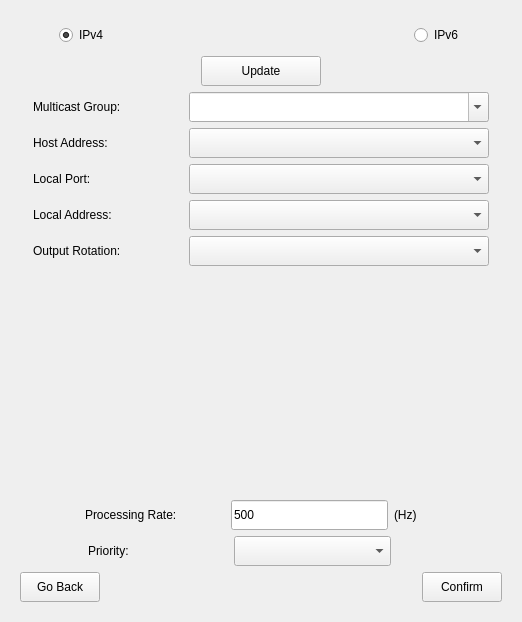
The window that src/mocap_manager.ui (YevheniiKovryzhenko/KGroundControl) describes before a commit, drawn with Qt 5.
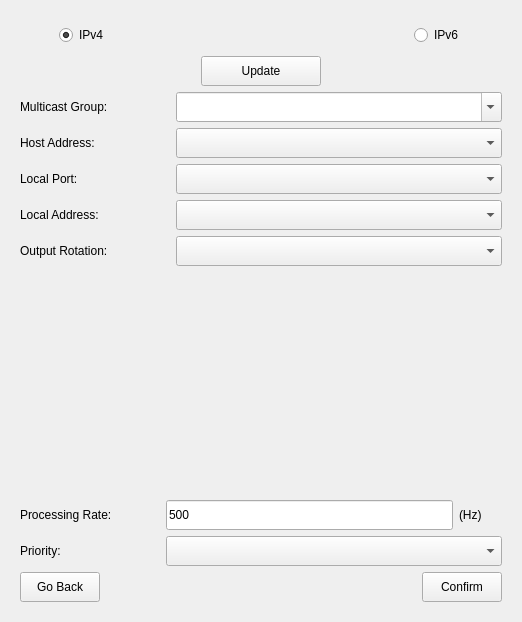
The same window after the commit. The open tabs and pages were chosen to show the change.

```diff
--- a/src/mocap_manager.ui
+++ b/src/mocap_manager.ui
@@ -330,22 +330,9 @@
           </layout>
          </item>
          <item>
-          <layout class="QHBoxLayout" name="horizontalLayout_45">
-           <item>
-            <spacer name="horizontalSpacer_95">
-             <property name="orientation">
-              <enum>Qt::Horizontal</enum>
-             </property>
-             <property name="sizeHint" stdset="0">
-              <size>
-               <width>20</width>
-               <height>20</height>
-              </size>
-             </property>
-            </spacer>
-           </item>
-           <item>
-            <widget class="QLabel" name="textBrowser_42">
+          <layout class="QGridLayout" name="gridLayout">
+           <item row="4" column="1">
+            <widget class="QLabel" name="textBrowser_45">
              <property name="sizePolicy">
               <sizepolicy hsizetype="Minimum" vsizetype="Fixed">
                <horstretch>0</horstretch>
@@ -359,14 +346,76 @@
               </size>
              </property>
              <property name="text">
-              <string>Multicast Group:</string>
+              <string>Local Address:</string>
              </property>
              <property name="alignment">
               <set>Qt::AlignLeading|Qt::AlignLeft|Qt::AlignVCenter</set>
              </property>
             </widget>
            </item>
-           <item>
+           <item row="3" column="2">
+            <widget class="QComboBox" name="cmbx_local_port">
+             <property name="sizePolicy">
+              <sizepolicy hsizetype="MinimumExpanding" vsizetype="Maximum">
+               <horstretch>30</horstretch>
+               <verstretch>0</verstretch>
+              </sizepolicy>
+             </property>
+             <property name="minimumSize">
+              <size>
+               <width>300</width>
+               <height>30</height>
+              </size>
+             </property>
+             <property name="maximumSize">
+              <size>
+               <width>16777215</width>
+               <height>16777215</height>
+              </size>
+             </property>
+             <property name="baseSize">
+              <size>
+               <width>0</width>
+               <height>0</height>
+              </size>
+             </property>
+             <property name="sizeAdjustPolicy">
+              <enum>QComboBox::AdjustToContents</enum>
+             </property>
+            </widget>
+           </item>
+           <item row="5" column="2">
+            <widget class="QComboBox" name="cmbx_connection_rotation">
+             <property name="sizePolicy">
+              <sizepolicy hsizetype="Minimum" vsizetype="Maximum">
+               <horstretch>30</horstretch>
+               <verstretch>0</verstretch>
+              </sizepolicy>
+             </property>
+             <property name="minimumSize">
+              <size>
+               <width>300</width>
+               <height>30</height>
+              </size>
+             </property>
+             <property name="maximumSize">
+              <size>
+               <width>16777215</width>
+               <height>16777215</height>
+              </size>
+             </property>
+             <property name="baseSize">
+              <size>
+               <width>0</width>
+               <height>0</height>
+              </size>
+             </property>
+             <property name="sizeAdjustPolicy">
+              <enum>QComboBox::AdjustToContents</enum>
+             </property>
+            </widget>
+           </item>
+           <item row="1" column="2">
             <widget class="QComboBox" name="cmbx_multicast_address">
              <property name="sizePolicy">
               <sizepolicy hsizetype="MinimumExpanding" vsizetype="Maximum">
@@ -382,7 +431,7 @@
              </property>
              <property name="maximumSize">
               <size>
-               <width>500</width>
+               <width>16777215</width>
                <height>16777215</height>
               </size>
              </property>
@@ -394,37 +443,7 @@
              </property>
             </widget>
            </item>
-           <item>
-            <spacer name="horizontalSpacer_96">
-             <property name="orientation">
-              <enum>Qt::Horizontal</enum>
-             </property>
-             <property name="sizeHint" stdset="0">
-              <size>
-               <width>20</width>
-               <height>20</height>
-              </size>
-             </property>
-            </spacer>
-           </item>
-          </layout>
-         </item>
-         <item>
-          <layout class="QHBoxLayout" name="horizontalLayout_46">
-           <item>
-            <spacer name="horizontalSpacer_97">
-             <property name="orientation">
-              <enum>Qt::Horizontal</enum>
-             </property>
-             <property name="sizeHint" stdset="0">
-              <size>
-               <width>20</width>
-               <height>20</height>
-              </size>
-             </property>
-            </spacer>
-           </item>
-           <item>
+           <item row="2" column="1">
             <widget class="QLabel" name="textBrowser_43">
              <property name="sizePolicy">
               <sizepolicy hsizetype="Minimum" vsizetype="Fixed">
@@ -446,7 +465,7 @@
              </property>
             </widget>
            </item>
-           <item>
+           <item row="2" column="2">
             <widget class="QComboBox" name="cmbx_host_address">
              <property name="sizePolicy">
               <sizepolicy hsizetype="MinimumExpanding" vsizetype="Maximum">
@@ -462,7 +481,7 @@
              </property>
              <property name="maximumSize">
               <size>
-               <width>500</width>
+               <width>16777215</width>
                <height>16777215</height>
               </size>
              </property>
@@ -472,208 +491,15 @@
                <height>0</height>
               </size>
              </property>
-             <property name="sizeAdjustPolicy">
-              <enum>QComboBox::AdjustToContents</enum>
+             <property name="editable">
+              <bool>false</bool>
              </property>
-            </widget>
-           </item>
-           <item>
-            <spacer name="horizontalSpacer_98">
-             <property name="orientation">
-              <enum>Qt::Horizontal</enum>
-             </property>
-             <property name="sizeHint" stdset="0">
-              <size>
-               <width>20</width>
-               <height>20</height>
-              </size>
-             </property>
-            </spacer>
-           </item>
-          </layout>
-         </item>
-         <item>
-          <layout class="QHBoxLayout" name="horizontalLayout_47">
-           <item>
-            <spacer name="horizontalSpacer_99">
-             <property name="orientation">
-              <enum>Qt::Horizontal</enum>
-             </property>
-             <property name="sizeHint" stdset="0">
-              <size>
-               <width>20</width>
-               <height>20</height>
-              </size>
-             </property>
-            </spacer>
-           </item>
-           <item>
-            <widget class="QLabel" name="textBrowser_44">
-             <property name="sizePolicy">
-              <sizepolicy hsizetype="Minimum" vsizetype="Fixed">
-               <horstretch>0</horstretch>
-               <verstretch>0</verstretch>
-              </sizepolicy>
-             </property>
-             <property name="minimumSize">
-              <size>
-               <width>150</width>
-               <height>30</height>
-              </size>
-             </property>
-             <property name="text">
-              <string>Local Port:</string>
-             </property>
-             <property name="alignment">
-              <set>Qt::AlignLeading|Qt::AlignLeft|Qt::AlignVCenter</set>
-             </property>
-            </widget>
-           </item>
-           <item>
-            <widget class="QComboBox" name="cmbx_local_port">
-             <property name="sizePolicy">
-              <sizepolicy hsizetype="MinimumExpanding" vsizetype="Maximum">
-               <horstretch>30</horstretch>
-               <verstretch>0</verstretch>
-              </sizepolicy>
-             </property>
-             <property name="minimumSize">
-              <size>
-               <width>300</width>
-               <height>30</height>
-              </size>
-             </property>
-             <property name="maximumSize">
-              <size>
-               <width>500</width>
-               <height>16777215</height>
-              </size>
-             </property>
-             <property name="baseSize">
-              <size>
-               <width>0</width>
-               <height>0</height>
-              </size>
-             </property>
              <property name="sizeAdjustPolicy">
               <enum>QComboBox::AdjustToContents</enum>
              </property>
             </widget>
            </item>
-           <item>
-            <spacer name="horizontalSpacer_100">
-             <property name="orientation">
-              <enum>Qt::Horizontal</enum>
-             </property>
-             <property name="sizeHint" stdset="0">
-              <size>
-               <width>20</width>
-               <height>20</height>
-              </size>
-             </property>
-            </spacer>
-           </item>
-          </layout>
-         </item>
-         <item>
-          <layout class="QHBoxLayout" name="horizontalLayout_48">
-           <item>
-            <spacer name="horizontalSpacer_101">
-             <property name="orientation">
-              <enum>Qt::Horizontal</enum>
-             </property>
-             <property name="sizeHint" stdset="0">
-              <size>
-               <width>20</width>
-               <height>20</height>
-              </size>
-             </property>
-            </spacer>
-           </item>
-           <item>
-            <widget class="QLabel" name="textBrowser_45">
-             <property name="sizePolicy">
-              <sizepolicy hsizetype="Minimum" vsizetype="Fixed">
-               <horstretch>0</horstretch>
-               <verstretch>0</verstretch>
-              </sizepolicy>
-             </property>
-             <property name="minimumSize">
-              <size>
-               <width>150</width>
-               <height>30</height>
-              </size>
-             </property>
-             <property name="text">
-              <string>Local Address:</string>
-             </property>
-             <property name="alignment">
-              <set>Qt::AlignLeading|Qt::AlignLeft|Qt::AlignVCenter</set>
-             </property>
-            </widget>
-           </item>
-           <item>
-            <widget class="QComboBox" name="cmbx_local_address">
-             <property name="sizePolicy">
-              <sizepolicy hsizetype="MinimumExpanding" vsizetype="Maximum">
-               <horstretch>30</horstretch>
-               <verstretch>0</verstretch>
-              </sizepolicy>
-             </property>
-             <property name="minimumSize">
-              <size>
-               <width>300</width>
-               <height>30</height>
-              </size>
-             </property>
-             <property name="maximumSize">
-              <size>
-               <width>500</width>
-               <height>16777215</height>
-              </size>
-             </property>
-             <property name="baseSize">
-              <size>
-               <width>0</width>
-               <height>0</height>
-              </size>
-             </property>
-             <property name="sizeAdjustPolicy">
-              <enum>QComboBox::AdjustToContents</enum>
-             </property>
-            </widget>
-           </item>
-           <item>
-            <spacer name="horizontalSpacer_102">
-             <property name="orientation">
-              <enum>Qt::Horizontal</enum>
-             </property>
-             <property name="sizeHint" stdset="0">
-              <size>
-               <width>20</width>
-               <height>20</height>
-              </size>
-             </property>
-            </spacer>
-           </item>
-          </layout>
-         </item>
-         <item>
-          <layout class="QHBoxLayout" name="horizontalLayout_49">
-           <item>
-            <spacer name="horizontalSpacer_103">
-             <property name="orientation">
-              <enum>Qt::Horizontal</enum>
-             </property>
-             <property name="sizeHint" stdset="0">
-              <size>
-               <width>20</width>
-               <height>20</height>
-              </size>
-             </property>
-            </spacer>
-           </item>
-           <item>
+           <item row="5" column="1">
             <widget class="QLabel" name="textBrowser_46">
              <property name="sizePolicy">
               <sizepolicy hsizetype="Minimum" vsizetype="Fixed">
@@ -695,10 +521,10 @@
              </property>
             </widget>
            </item>
-           <item>
-            <widget class="QComboBox" name="cmbx_connection_rotation">
+           <item row="4" column="2">
+            <widget class="QComboBox" name="cmbx_local_address">
              <property name="sizePolicy">
-              <sizepolicy hsizetype="Minimum" vsizetype="Maximum">
+              <sizepolicy hsizetype="MinimumExpanding" vsizetype="Maximum">
                <horstretch>30</horstretch>
                <verstretch>0</verstretch>
               </sizepolicy>
@@ -711,7 +537,7 @@
              </property>
              <property name="maximumSize">
               <size>
-               <width>500</width>
+               <width>16777215</width>
                <height>16777215</height>
               </size>
              </property>
@@ -726,18 +552,49 @@
              </property>
             </widget>
            </item>
-           <item>
-            <spacer name="horizontalSpacer_104">
-             <property name="orientation">
-              <enum>Qt::Horizontal</enum>
+           <item row="3" column="1">
+            <widget class="QLabel" name="textBrowser_44">
+             <property name="sizePolicy">
+              <sizepolicy hsizetype="Minimum" vsizetype="Fixed">
+               <horstretch>0</horstretch>
+               <verstretch>0</verstretch>
+              </sizepolicy>
              </property>
-             <property name="sizeHint" stdset="0">
+             <property name="minimumSize">
               <size>
-               <width>20</width>
-               <height>20</height>
+               <width>150</width>
+               <height>30</height>
               </size>
              </property>
-            </spacer>
+             <property name="text">
+              <string>Local Port:</string>
+             </property>
+             <property name="alignment">
+              <set>Qt::AlignLeading|Qt::AlignLeft|Qt::AlignVCenter</set>
+             </property>
+            </widget>
+           </item>
+           <item row="1" column="1">
+            <widget class="QLabel" name="textBrowser_42">
+             <property name="sizePolicy">
+              <sizepolicy hsizetype="Minimum" vsizetype="Fixed">
+               <horstretch>0</horstretch>
+               <verstretch>0</verstretch>
+              </sizepolicy>
+             </property>
+             <property name="minimumSize">
+              <size>
+               <width>150</width>
+               <height>30</height>
+              </size>
+             </property>
+             <property name="text">
+              <string>Multicast Group:</string>
+             </property>
+             <property name="alignment">
+              <set>Qt::AlignLeading|Qt::AlignLeft|Qt::AlignVCenter</set>
+             </property>
+            </widget>
            </item>
           </layout>
          </item>
@@ -758,40 +615,8 @@
           </spacer>
          </item>
          <item>
-          <layout class="QHBoxLayout" name="horizontalLayout_9">
-           <item>
-            <spacer name="horizontalSpacer_5">
-             <property name="orientation">
-              <enum>Qt::Horizontal</enum>
-             </property>
-             <property name="sizeHint" stdset="0">
-              <size>
-               <width>300</width>
-               <height>20</height>
-              </size>
-             </property>
-            </spacer>
-           </item>
-           <item>
-            <widget class="QLabel" name="textBrowser_9">
-             <property name="sizePolicy">
-              <sizepolicy hsizetype="Minimum" vsizetype="Fixed">
-               <horstretch>0</horstretch>
-               <verstretch>0</verstretch>
-              </sizepolicy>
-             </property>
-             <property name="minimumSize">
-              <size>
-               <width>140</width>
-               <height>30</height>
-              </size>
-             </property>
-             <property name="text">
-              <string>Processing Rate:</string>
-             </property>
-            </widget>
-           </item>
-           <item>
+          <layout class="QGridLayout" name="gridLayout_2">
+           <item row="0" column="1">
             <widget class="QLineEdit" name="txt_connection_read_rate">
              <property name="sizePolicy">
               <sizepolicy hsizetype="MinimumExpanding" vsizetype="Maximum">
@@ -807,7 +632,7 @@
              </property>
              <property name="maximumSize">
               <size>
-               <width>460</width>
+               <width>16777215</width>
                <height>16777215</height>
               </size>
              </property>
@@ -825,7 +650,32 @@
              </property>
             </widget>
            </item>
-           <item>
+           <item row="0" column="0">
+            <widget class="QLabel" name="textBrowser_9">
+             <property name="sizePolicy">
+              <sizepolicy hsizetype="Minimum" vsizetype="Fixed">
+               <horstretch>0</horstretch>
+               <verstretch>0</verstretch>
+              </sizepolicy>
+             </property>
+             <property name="minimumSize">
+              <size>
+               <width>140</width>
+               <height>30</height>
+              </size>
+             </property>
+             <property name="maximumSize">
+              <size>
+               <width>16777215</width>
+               <height>16777215</height>
+              </size>
+             </property>
+             <property name="text">
+              <string>Processing Rate:</string>
+             </property>
+            </widget>
+           </item>
+           <item row="0" column="2">
             <widget class="QLabel" name="textBrowser_13">
              <property name="sizePolicy">
               <sizepolicy hsizetype="Fixed" vsizetype="Fixed">
@@ -850,37 +700,7 @@
              </property>
             </widget>
            </item>
-           <item>
-            <spacer name="horizontalSpacer_6">
-             <property name="orientation">
-              <enum>Qt::Horizontal</enum>
-             </property>
-             <property name="sizeHint" stdset="0">
-              <size>
-               <width>300</width>
-               <height>20</height>
-              </size>
-             </property>
-            </spacer>
-           </item>
-          </layout>
-         </item>
-         <item>
-          <layout class="QHBoxLayout" name="horizontalLayout_10">
-           <item>
-            <spacer name="horizontalSpacer_7">
-             <property name="orientation">
-              <enum>Qt::Horizontal</enum>
-             </property>
-             <property name="sizeHint" stdset="0">
-              <size>
-               <width>300</width>
-               <height>20</height>
-              </size>
-             </property>
-            </spacer>
-           </item>
-           <item>
+           <item row="1" column="0">
             <widget class="QLabel" name="textBrowser_12">
              <property name="sizePolicy">
               <sizepolicy hsizetype="Minimum" vsizetype="Fixed">
@@ -894,6 +714,12 @@
                <height>30</height>
               </size>
              </property>
+             <property name="maximumSize">
+              <size>
+               <width>16777215</width>
+               <height>16777215</height>
+              </size>
+             </property>
              <property name="text">
               <string>Priority:</string>
              </property>
@@ -902,7 +728,7 @@
              </property>
             </widget>
            </item>
-           <item>
+           <item row="1" column="1" colspan="2">
             <widget class="QComboBox" name="cmbx_connection_priority">
              <property name="sizePolicy">
               <sizepolicy hsizetype="MinimumExpanding" vsizetype="Maximum">
@@ -918,7 +744,7 @@
              </property>
              <property name="maximumSize">
               <size>
-               <width>460</width>
+               <width>16777215</width>
                <height>16777215</height>
               </size>
              </property>
@@ -927,35 +753,6 @@
              </property>
             </widget>
            </item>
-           <item>
-            <spacer name="horizontalSpacer_18">
-             <property name="orientation">
-              <enum>Qt::Horizontal</enum>
-             </property>
-             <property name="sizeType">
-              <enum>QSizePolicy::Fixed</enum>
-             </property>
-             <property name="sizeHint" stdset="0">
-              <size>
-               <width>43</width>
-               <height>20</height>
-              </size>
-             </property>
-            </spacer>
-           </item>
-           <item>
-            <spacer name="horizontalSpacer_8">
-             <property name="orientation">
-              <enum>Qt::Horizontal</enum>
-             </property>
-             <property name="sizeHint" stdset="0">
-              <size>
-               <width>300</width>
-               <height>20</height>
-              </size>
-             </property>
-            </spacer>
-           </item>
           </layout>
          </item>
          <item>
```
Left out of the diff: 2 changed lines with no effect on the pictures.
